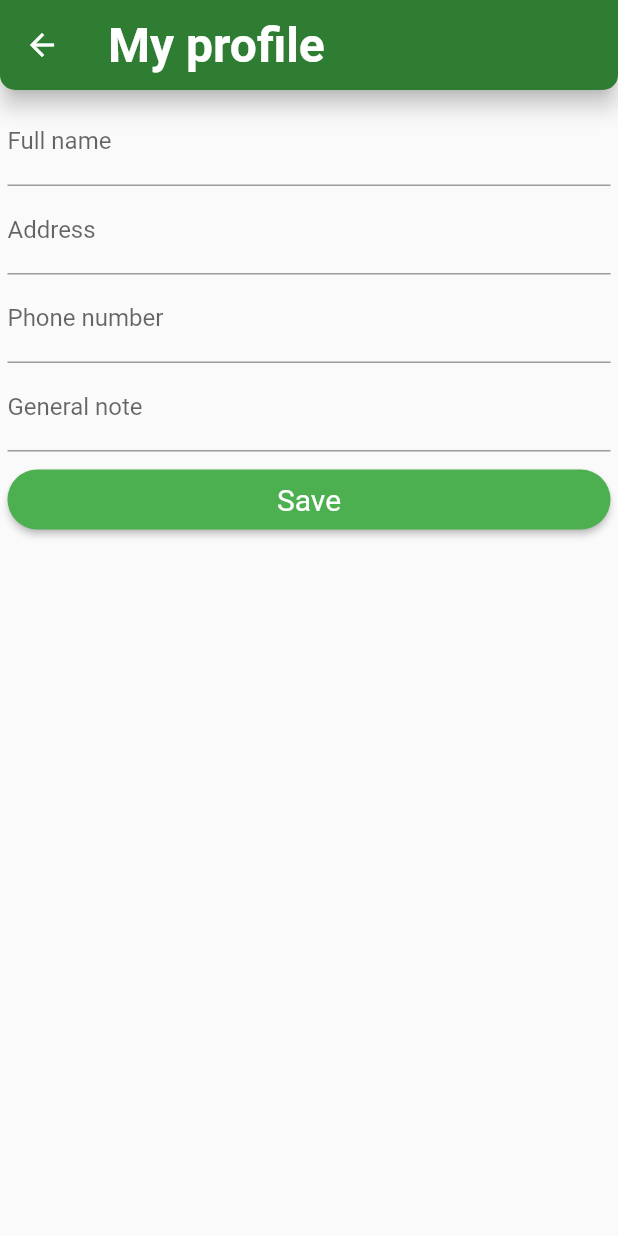
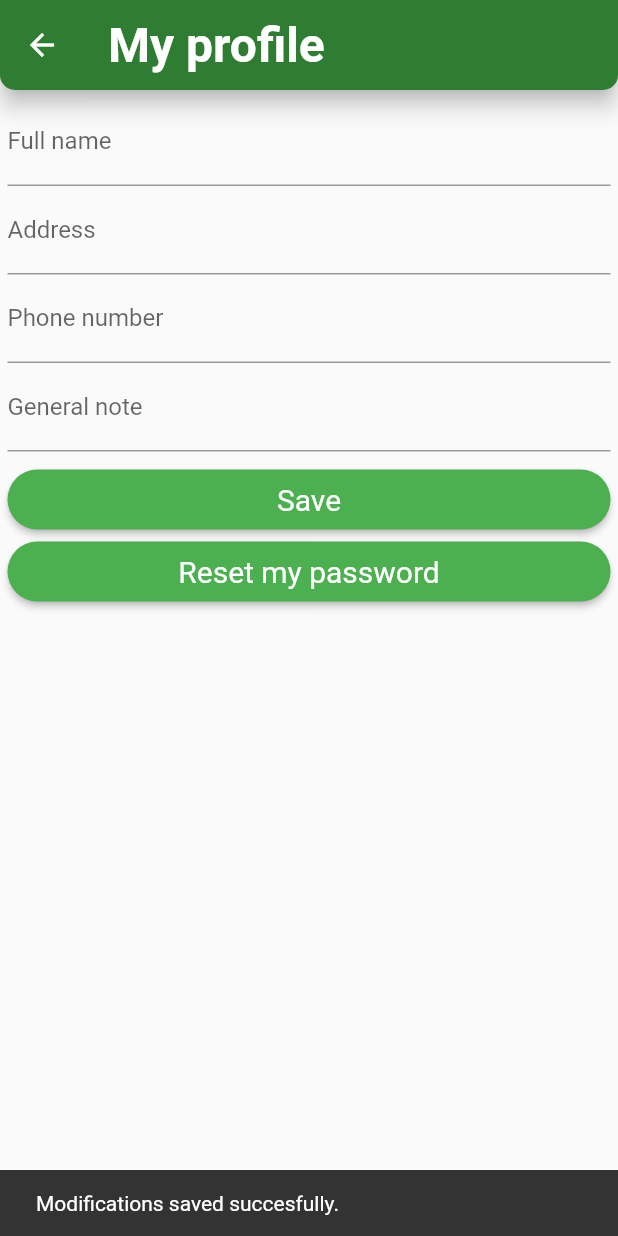
Before and after one commit to szepfalusi/goreader, a Flutter app: the ProfileScreen screen opened by its route, after a tap on "Save", on a phone screen of 412 x 824 dp. Run offline on Flutter 3.47's test engine with Material 2 defaults, Android fonts, the phone set to English and light mode, and no system bars; drawn by our look-alikes of flutter_form_builder; our stand-ins replace cloud_firestore, firebase_auth, firebase_core, firebase_storage, form_builder_validators, google_fonts; missing offline and left inert: flutter_nfc_kit, form_builder_image_picker, ndef; accounts and stored records are empty; Roboto replaces fonts that are missing (Overpass).

Commit message:
Web capabalities

```diff
--- /dev/null
+++ b/lib/helpers/globals.dart
@@ -0,0 +1,3 @@
+library globals;
+
+String queryParam = '';
--- a/lib/main.dart
+++ b/lib/main.dart
@@ -1,4 +1,5 @@
 import 'package:firebase_core/firebase_core.dart';
+import 'package:flutter/foundation.dart';
 import 'package:flutter/material.dart';
 import 'package:form_builder_validators/form_builder_validators.dart';
 import 'package:google_fonts/google_fonts.dart';
@@ -7,6 +8,7 @@ import 'package:provider/provider.dart';
 import 'firebase_options.dart';
 import 'models/custom_user_provider.dart';
 import 'models/tags.dart';
+import 'helpers/globals.dart' as globals;
 import 'screens/found_tag_screen.dart';
 import 'screens/login_screen.dart';
 import 'screens/main_menu_screen.dart';
@@ -16,6 +18,7 @@ import 'screens/signup_screen.dart';
 import 'screens/tag_form_screen.dart';
 
 void main() async {
+  globals.queryParam = Uri.base.queryParameters['tagId'] ?? '';
   WidgetsFlutterBinding.ensureInitialized();
   await Firebase.initializeApp(
     options: DefaultFirebaseOptions.currentPlatform,
@@ -57,7 +60,7 @@ class MyApp extends StatelessWidget {
           ),
         ),
         localizationsDelegates: const [FormBuilderLocalizations.delegate],
-        home: const MainMenuScreen(),
+        home: kIsWeb ? const FoundTagScreen() : const MainMenuScreen(),
         routes: {
           FoundTagScreen.routeName: (ctx) => const FoundTagScreen(),
           MyTagsScreen.routeName: (ctx) => const MyTagsScreen(),
--- a/lib/screens/profile_screen.dart
+++ b/lib/screens/profile_screen.dart
@@ -56,7 +56,6 @@ class _ProfileScreenState extends State<ProfileScreen> {
                     initialValue: userData.phoneNumber,
                     decoration: const InputDecoration(
                       labelText: 'Phone number',
-                      prefix: Text('+'),
                     ),
                     textInputAction: TextInputAction.next,
                     keyboardType: TextInputType.number,
@@ -92,9 +91,19 @@ class _ProfileScreenState extends State<ProfileScreen> {
                           note: _formKey.currentState?.value['note'] ?? '',
                         ),
                         Provider.of<Tags>(context, listen: false).tags);
+                ScaffoldMessenger.of(context).showSnackBar(SnackBar(
+                    content: const Text('Modifications saved succesfully.')));
               },
               child: const Text('Save'),
-            )
+            ),
+            ElevatedButton(
+                onPressed: () {
+                  AuthenticationHelper().resetPassword();
+                  ScaffoldMessenger.of(context).showSnackBar(SnackBar(
+                      content: const Text(
+                          'Password reset email sent to your email.')));
+                },
+                child: const Text('Reset my password'))
           ],
         ),
       ),
--- a/lib/widgets/tag_details.dart
+++ b/lib/widgets/tag_details.dart
@@ -3,6 +3,7 @@ import '../models/view_tag.dart';
 import '../screens/found_tag_screen.dart';
 
 tagDetails(BuildContext context, ViewTag tag, String error) {
+  print('ErrorMessage: ' + error);
   if (!tag.isEmpty()) {
     // TODO: Commented line to not overuse emailjs quota.
     // EmailHelper().sendFoundTagMail(tag);
```
Also changed, not shown: lib/helpers/authentication_helper.dart (+9 -0 lines), lib/helpers/nfc_helper.dart (+6 -3 lines), lib/screens/found_tag_screen.dart (+24 -0 lines).
